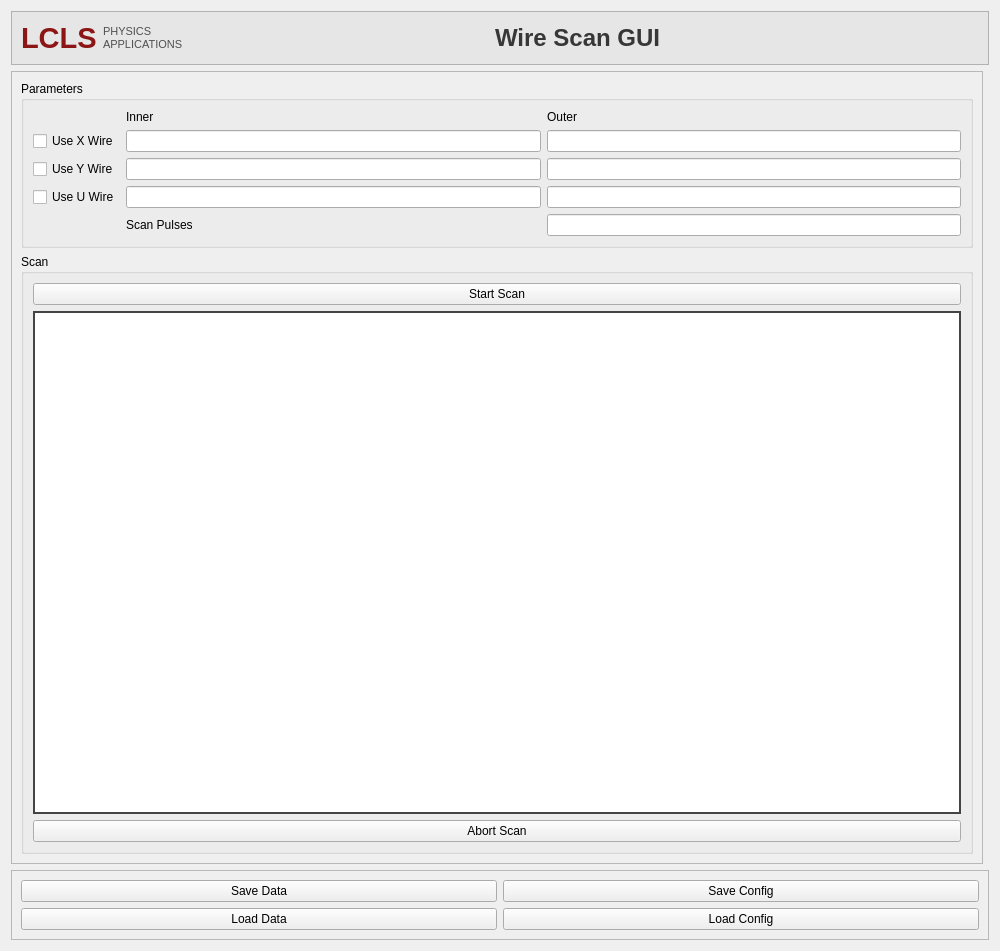
slaclab/slacwire, file wire_scan_gui.ui: the form before one commit.
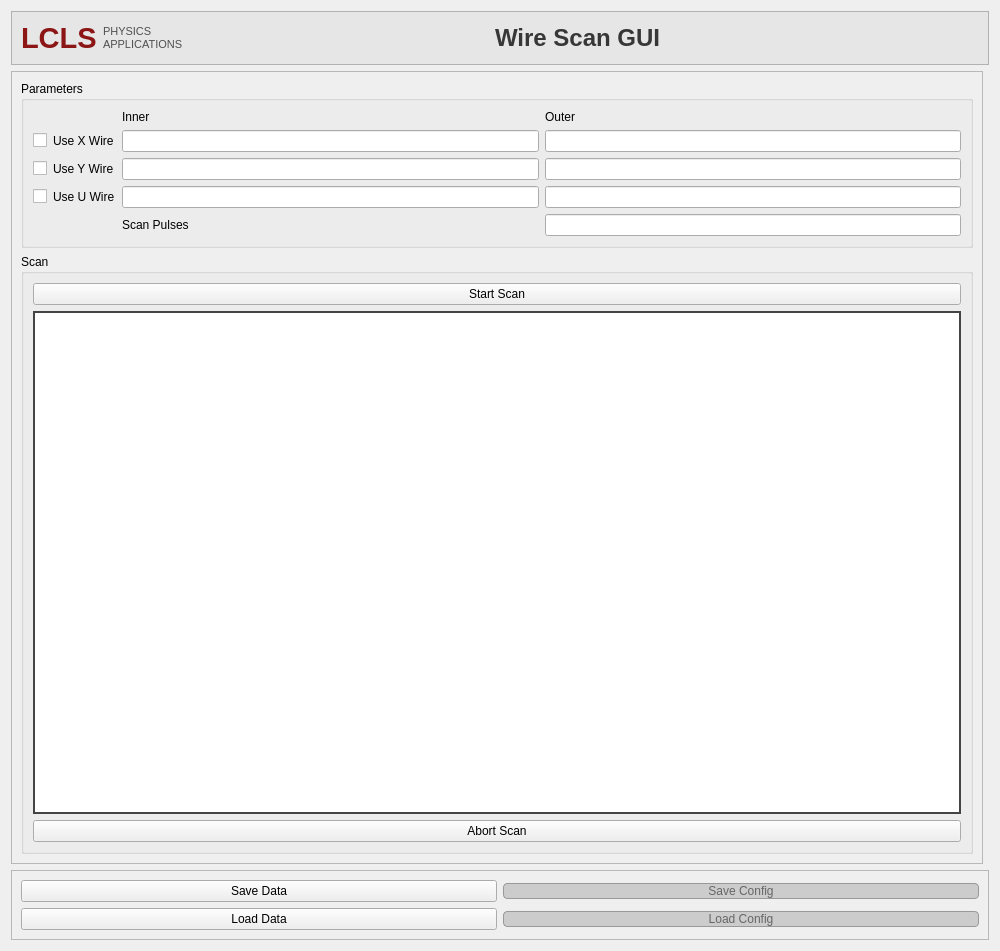
The form after the commit. Custom widgets are drawn as their Qt base class.

Commit message: Updated stylesheet for disabled widgets

The edit to the form file:
```diff
--- a/wire_scan_gui.ui
+++ b/wire_scan_gui.ui
@@ -13,6 +13,25 @@
   <property name="windowTitle">
    <string>Form</string>
   </property>
+  <property name="styleSheet">
+   <string notr="true">QPushButton:disabled {
+    background-color: #cccccc;   /* Light gray background */
+    color: #666666;              /* Darker text to indicate disabled state */
+    border: 1px solid #999999;   /* Slightly darker border */
+    border-radius: 4px;          /* Rounded corners */
+}
+
+QCheckBox:disabled {
+    color: #666666;             /* Darker text for disabled state */
+}
+
+QCheckBox::indicator:disabled {
+    background-color: #cccccc;  /* Light gray background for checkbox itself */
+    border: 1px solid #999999;  /* Slightly darker border */
+}
+
+</string>
+  </property>
   <layout class="QVBoxLayout" name="verticalLayout_4">
    <item>
     <widget class="QFrame" name="frame">
@@ -339,6 +358,9 @@
      <layout class="QGridLayout" name="gridLayout_2">
       <item row="0" column="1">
        <widget class="QPushButton" name="saveConfigButton">
+        <property name="enabled">
+         <bool>false</bool>
+        </property>
         <property name="text">
          <string>Save Config</string>
         </property>
@@ -360,6 +382,9 @@
       </item>
       <item row="1" column="1">
        <widget class="QPushButton" name="loadConfigButton">
+        <property name="enabled">
+         <bool>false</bool>
+        </property>
         <property name="text">
          <string>Load Config</string>
         </property>
```
